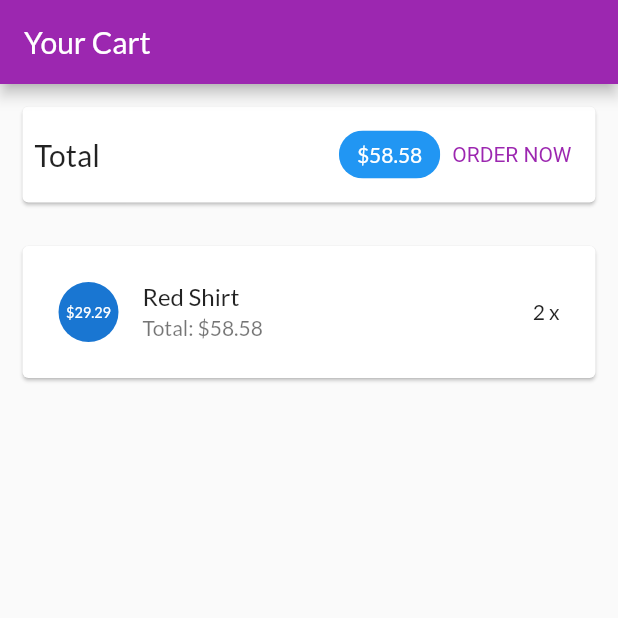
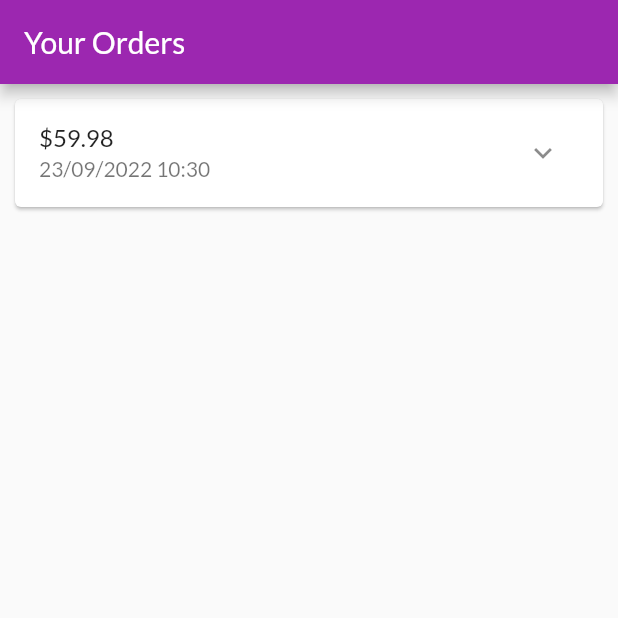
Before and after one commit to PhamTranTrong-B1910473/CT484, a Flutter app: the screen it shows after launch, on a phone screen of 412 x 824 dp, the top half of it. Run offline on Flutter 3.47's test engine with Material 2 defaults, Android fonts, the phone set to English and light mode, and no system bars.

Commit message:
Xay dung trang cac dat hang

```diff
--- a/myshop/lib/main.dart
+++ b/myshop/lib/main.dart
@@ -5,6 +5,8 @@ import 'ui/products/product_detail_screen.dart';
 import 'ui/products/user_products_screen.dart';
 
 import 'ui/cart/cart_screen.dart';
+
+import 'ui/orders/orders_screen.dart';
 
 void main() {
   runApp(const MyApp());
@@ -30,7 +32,7 @@ class MyApp extends StatelessWidget {
       //   color: Colors.green,
       //  ),
       home: SafeArea(
-        child: CartScreen(),
+        child: OrdersScreen(),
       ),
     );
   }
--- a/myshop/lib/models/cart_item.dart
+++ b/myshop/lib/models/cart_item.dart
@@ -1,23 +1,23 @@
-class CardItem {
+class CartItem {
   final String id;
   final String title;
   final int quantity;
   final double price;
 
-  CardItem({
+  CartItem({
     required this.id,
     required this.title,
     required this.quantity,
     required this.price,
   });
 
-  CardItem copyWith({
+  CartItem copyWith({
     String? id,
     String? title,
     int? quantity,
     double? price,
   }) {
-    return CardItem(
+    return CartItem(
         id: id ?? this.id,
         title: title ?? this.title,
         quantity: quantity ?? this.quantity,
--- /dev/null
+++ b/myshop/lib/models/order_item.dart
@@ -0,0 +1,32 @@
+import 'cart_item.dart';
+
+class OrderItem {
+  final String? id;
+  final double amount;
+  final List<CartItem> products;
+  final DateTime dateTime;
+
+  int get productCount {
+    return products.length;
+  }
+
+  OrderItem({
+    this.id,
+    required this.amount,
+    required this.products,
+    DateTime? dateTime,
+  }) : dateTime = dateTime ?? DateTime.now();
+
+  OrderItem copyWith({
+    String? id,
+    double? amount,
+    List<CartItem>? products,
+    DateTime? dateTime,
+  }) {
+    return OrderItem(
+        id: id ?? this.id,
+        amount: amount ?? this.amount,
+        products: products ?? this.products,
+        dateTime: dateTime ?? this.dateTime);
+  }
+}
--- a/myshop/lib/ui/cart/cart_item_card.dart
+++ b/myshop/lib/ui/cart/cart_item_card.dart
@@ -5,7 +5,7 @@ import '../shared/dialog_utils.dart';
 
 class CartItemCard extends StatelessWidget {
   final String productId;
-  final CardItem cardItem;
+  final CartItem cardItem;
 
   const CartItemCard({
     required this.productId,
--- a/myshop/lib/ui/cart/cart_manager.dart
+++ b/myshop/lib/ui/cart/cart_manager.dart
@@ -1,8 +1,8 @@
 import '../../models/cart_item.dart';
 
 class CartManager {
-  final Map<String, CardItem> _items = {
-    'p1': CardItem(
+  final Map<String, CartItem> _items = {
+    'p1': CartItem(
       id: 'c1',
       title: 'Red Shirt',
       price: 29.29,
@@ -14,11 +14,11 @@ class CartManager {
     return _items.length;
   }
 
-  List<CardItem> get product {
+  List<CartItem> get product {
     return _items.values.toList();
   }
 
-  Iterable<MapEntry<String, CardItem>> get productEntries {
+  Iterable<MapEntry<String, CartItem>> get productEntries {
     return {..._items}.entries;
   }
 
--- /dev/null
+++ b/myshop/lib/ui/orders/order_item_card.dart
@@ -0,0 +1,81 @@
+import 'dart:math';
+
+import 'package:flutter/material.dart';
+import 'package:intl/intl.dart';
+
+import '../../models/order_item.dart';
+
+class OrderItemCard extends StatefulWidget {
+  final OrderItem order;
+
+  const OrderItemCard(this.order, {super.key});
+
+  @override
+  State<OrderItemCard> createState() => _OrderItemCardState();
+}
+
+class _OrderItemCardState extends State<OrderItemCard> {
+  var _expanded = false;
+
+  @override
+  Widget build(BuildContext context) {
+    return Card(
+      margin: const EdgeInsets.all(10),
+      child: Column(
+        children: <Widget>[
+          buildOrderSummary(),
+          if (_expanded) buildOrderDetails()
+        ],
+      ),
+    );
+  }
+
+  Widget buildOrderDetails() {
+    return Container(
+      padding: const EdgeInsets.symmetric(horizontal: 15, vertical: 4),
+      height: min(widget.order.productCount * 20.0 + 10, 100),
+      child: ListView(
+        children: widget.order.products
+            .map(
+              (prod) => Row(
+                mainAxisAlignment: MainAxisAlignment.spaceBetween,
+                children: <Widget>[
+                  Text(
+                    prod.title,
+                    style: const TextStyle(
+                      fontSize: 18,
+                      fontWeight: FontWeight.bold,
+                    ),
+                  ),
+                  Text(
+                    '${prod.quantity}x \$${prod.price}',
+                    style: const TextStyle(
+                      fontSize: 18,
+                      color: Colors.grey,
+                    ),
+                  )
+                ],
+              ),
+            )
+            .toList(),
+      ),
+    );
+  }
+
+  Widget buildOrderSummary() {
+    return ListTile(
+      title: Text('\$${widget.order.amount}'),
+      subtitle: Text(
+        DateFormat('dd/MM/yyyy hh:mm').format(widget.order.dateTime),
+      ),
+      trailing: IconButton(
+        icon: Icon(_expanded ? Icons.expand_less : Icons.expand_more),
+        onPressed: () {
+          setState(() {
+            _expanded = !_expanded;
+          });
+        },
+      ),
+    );
+  }
+}
--- /dev/null
+++ b/myshop/lib/ui/orders/order_manager.dart
@@ -0,0 +1,30 @@
+import 'package:flutter/cupertino.dart';
+
+import '../../models/cart_item.dart';
+import '../../models/order_item.dart';
+
+class OrdersManager with ChangeNotifier {
+  final List<OrderItem> _orders = [
+    OrderItem(
+      id: 'o1',
+      amount: 59.98,
+      products: [
+        CartItem(
+          id: 'c1',
+          title: 'Red Shirt',
+          quantity: 2,
+          price: 29.99,
+        )
+      ],
+      dateTime: DateTime.now(),
+    )
+  ];
+
+  int get orderCount {
+    return _orders.length;
+  }
+
+  List<OrderItem> get orders {
+    return [..._orders];
+  }
+}
--- /dev/null
+++ b/myshop/lib/ui/orders/orders_screen.dart
@@ -0,0 +1,26 @@
+import 'package:flutter/material.dart';
+
+import 'order_item_card.dart';
+import 'order_manager.dart';
+
+class OrdersScreen extends StatelessWidget {
+  //static const routeName = '/orders';
+
+  const OrdersScreen({super.key});
+
+  @override
+  Widget build(BuildContext context) {
+    print('building orders');
+    final ordersManager = OrdersManager();
+    return Scaffold(
+      appBar: AppBar(
+        title: const Text('Your Orders'),
+      ),
+      // drawer: const AppDrawer(),
+      body: ListView.builder(
+        itemCount: ordersManager.orderCount,
+        itemBuilder: (ctx, i) => OrderItemCard(ordersManager.orders[i]),
+      ),
+    );
+  }
+}
```
Also changed, not shown: myshop/pubspec.yaml (+8 -5 lines), myshop/pubspec.lock.
